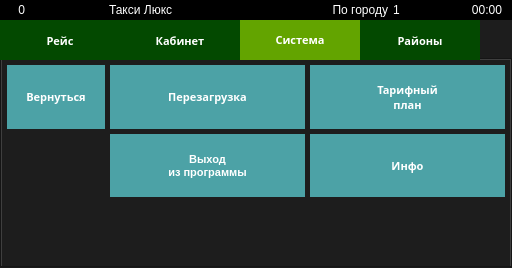
Old version of the form indigotaxi.ui in the repository koolkhel/wince-taximeter.
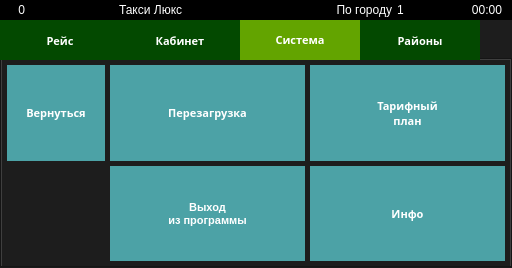
New version of the form. The open tabs and pages were chosen to show the change. Icons and pictures are not drawn.

Commit message: всякое

```diff
--- a/indigotaxi.ui
+++ b/indigotaxi.ui
@@ -299,7 +299,7 @@
         <height>20</height>
        </size>
       </property>
-      <layout class="QHBoxLayout" name="horizontalLayout_3" stretch="1,1,1,1,5,1,2">
+      <layout class="QHBoxLayout" name="horizontalLayout_3" stretch="1,1,1,0,1,5,1,2">
        <property name="spacing">
         <number>5</number>
        </property>
@@ -375,6 +375,13 @@
          </property>
         </widget>
        </item>
+       <item>
+        <widget class="QLabel" name="updateInProgressIcon">
+         <property name="text">
+          <string/>
+         </property>
+        </widget>
+       </item>
        <item>
         <widget class="QLabel" name="taxiNameLabel">
          <property name="minimumSize">
@@ -2330,7 +2337,7 @@
                <number>0</number>
               </property>
               <widget class="QWidget" name="systemSettingsPage1">
-               <layout class="QGridLayout" name="gridLayout_3" rowstretch="1,1,1" columnstretch="1,2,2">
+               <layout class="QGridLayout" name="gridLayout_3" rowstretch="1,1" columnstretch="1,2,2">
                 <property name="margin">
                  <number>5</number>
                 </property>
```
Left out of the diff: 3 changed lines with no effect on the pictures. The commit also changes 2 other files.
